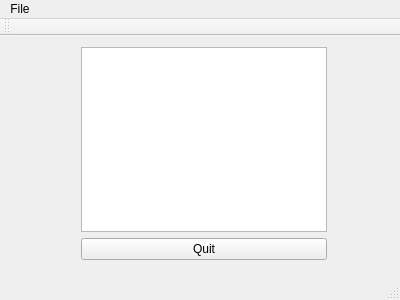
The window that qtdoc/doc/src/snippets/widgets-tutorial/notepad/notepad.ui (522939925/qt5-sources) describes before a commit, drawn with Qt 5.
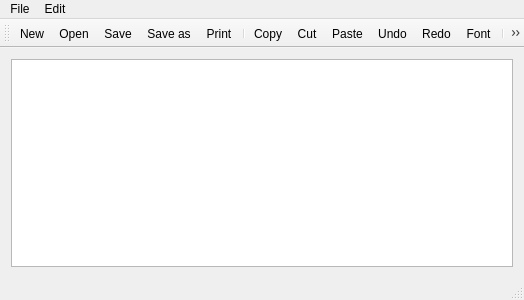
The same window after the commit. Icons and pictures are not drawn.

Diff of the .ui file:
```diff
--- a/qtdoc/doc/src/snippets/widgets-tutorial/notepad/notepad.ui
+++ b/qtdoc/doc/src/snippets/widgets-tutorial/notepad/notepad.ui
@@ -6,7 +6,7 @@
    <rect>
     <x>0</x>
     <y>0</y>
-    <width>400</width>
+    <width>524</width>
     <height>300</height>
    </rect>
   </property>
@@ -14,36 +14,19 @@
    <string>Notepad</string>
   </property>
   <widget class="QWidget" name="centralWidget">
-   <widget class="QWidget" name="">
-    <property name="geometry">
-     <rect>
-      <x>70</x>
-      <y>0</y>
-      <width>268</width>
-      <height>235</height>
-     </rect>
-    </property>
-    <layout class="QVBoxLayout" name="verticalLayout">
-     <item>
-      <widget class="QTextEdit" name="textEdit"/>
-     </item>
-     <item>
-      <widget class="QPushButton" name="quitButton">
-       <property name="text">
-        <string>Quit</string>
-       </property>
-      </widget>
-     </item>
-    </layout>
-   </widget>
+   <layout class="QVBoxLayout" name="verticalLayout">
+    <item>
+     <widget class="QTextEdit" name="textEdit"/>
+    </item>
+   </layout>
   </widget>
   <widget class="QMenuBar" name="menuBar">
    <property name="geometry">
     <rect>
      <x>0</x>
      <y>0</y>
-     <width>400</width>
-     <height>22</height>
+     <width>524</width>
+     <height>25</height>
     </rect>
    </property>
    <widget class="QMenu" name="menuFile">
@@ -52,8 +35,25 @@
     </property>
     <addaction name="actionOpen"/>
     <addaction name="actionSave"/>
+    <addaction name="actionSave_as"/>
+    <addaction name="actionPrint"/>
+    <addaction name="separator"/>
+    <addaction name="actionExit"/>
+   </widget>
+   <widget class="QMenu" name="menuEdit">
+    <property name="title">
+     <string>Edit</string>
+    </property>
+    <addaction name="actionCopy"/>
+    <addaction name="actionCut"/>
+    <addaction name="actionPaste"/>
+    <addaction name="separator"/>
+    <addaction name="actionUndo"/>
+    <addaction name="actionRedo"/>
+    <addaction name="actionFont"/>
    </widget>
    <addaction name="menuFile"/>
+   <addaction name="menuEdit"/>
   </widget>
   <widget class="QToolBar" name="mainToolBar">
    <attribute name="toolBarArea">
@@ -62,8 +62,31 @@
    <attribute name="toolBarBreak">
     <bool>false</bool>
    </attribute>
+   <addaction name="actionNew"/>
+   <addaction name="actionOpen"/>
+   <addaction name="actionSave"/>
+   <addaction name="actionSave_as"/>
+   <addaction name="actionPrint"/>
+   <addaction name="separator"/>
+   <addaction name="actionCopy"/>
+   <addaction name="actionCut"/>
+   <addaction name="actionPaste"/>
+   <addaction name="actionUndo"/>
+   <addaction name="actionRedo"/>
+   <addaction name="actionFont"/>
+   <addaction name="separator"/>
+   <addaction name="actionExit"/>
   </widget>
   <widget class="QStatusBar" name="statusBar"/>
+  <action name="actionNew">
+   <property name="icon">
+    <iconset resource="notepad.qrc">
+     <normaloff>:/new.png</normaloff>:/new.png</iconset>
+   </property>
+   <property name="text">
+    <string>New</string>
+   </property>
+  </action>
   <action name="actionOpen">
    <property name="text">
     <string>Open</string>
@@ -74,6 +97,87 @@
     <string>Save</string>
    </property>
   </action>
+  <action name="actionSave_as">
+   <property name="icon">
+    <iconset resource="notepad.qrc">
+     <normaloff>:/save_as.png</normaloff>:/save_as.png</iconset>
+   </property>
+   <property name="text">
+    <string>Save as</string>
+   </property>
+  </action>
+  <action name="actionPrint">
+   <property name="icon">
+    <iconset resource="notepad.qrc">
+     <normaloff>:/print.png</normaloff>:/print.png</iconset>
+   </property>
+   <property name="text">
+    <string>Print</string>
+   </property>
+  </action>
+  <action name="actionExit">
+   <property name="icon">
+    <iconset resource="notepad.qrc">
+     <normaloff>:/exit.png</normaloff>:/exit.png</iconset>
+   </property>
+   <property name="text">
+    <string>Exit</string>
+   </property>
+  </action>
+  <action name="actionCopy">
+   <property name="icon">
+    <iconset resource="notepad.qrc">
+     <normaloff>:/copy.png</normaloff>:/copy.png</iconset>
+   </property>
+   <property name="text">
+    <string>Copy</string>
+   </property>
+  </action>
+  <action name="actionCut">
+   <property name="icon">
+    <iconset resource="notepad.qrc">
+     <normaloff>:/cut.png</normaloff>:/cut.png</iconset>
+   </property>
+   <property name="text">
+    <string>Cut</string>
+   </property>
+  </action>
+  <action name="actionPaste">
+   <property name="icon">
+    <iconset resource="notepad.qrc">
+     <normaloff>:/paste.png</normaloff>:/paste.png</iconset>
+   </property>
+   <property name="text">
+    <string>Paste</string>
+   </property>
+  </action>
+  <action name="actionUndo">
+   <property name="icon">
+    <iconset resource="notepad.qrc">
+     <normaloff>:/edit_undo.png</normaloff>:/edit_undo.png</iconset>
+   </property>
+   <property name="text">
+    <string>Undo</string>
+   </property>
+  </action>
+  <action name="actionRedo">
+   <property name="icon">
+    <iconset resource="notepad.qrc">
+     <normaloff>:/edit_redo.png</normaloff>:/edit_redo.png</iconset>
+   </property>
+   <property name="text">
+    <string>Redo</string>
+   </property>
+  </action>
+  <action name="actionFont">
+   <property name="icon">
+    <iconset resource="notepad.qrc">
+     <normaloff>:/font.png</normaloff>:/font.png</iconset>
+   </property>
+   <property name="text">
+    <string>Font</string>
+   </property>
+  </action>
  </widget>
  <layoutdefault spacing="6" margin="11"/>
  <resources/>
```
Left out of the diff: 13 changed lines with no effect on the pictures.
